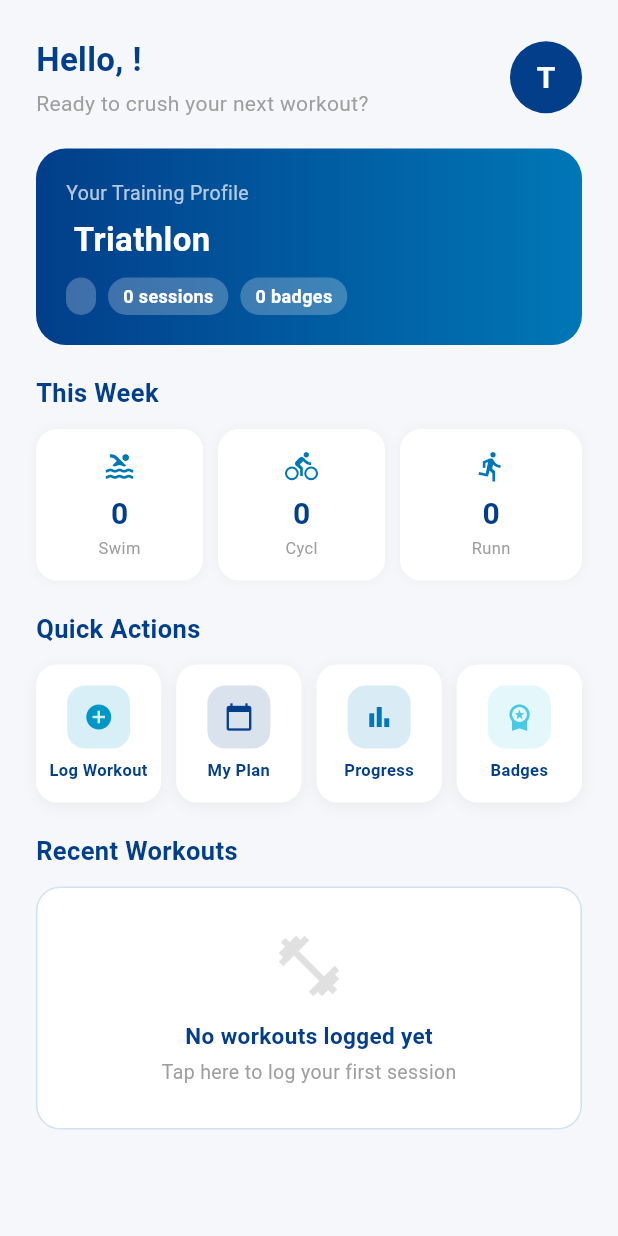
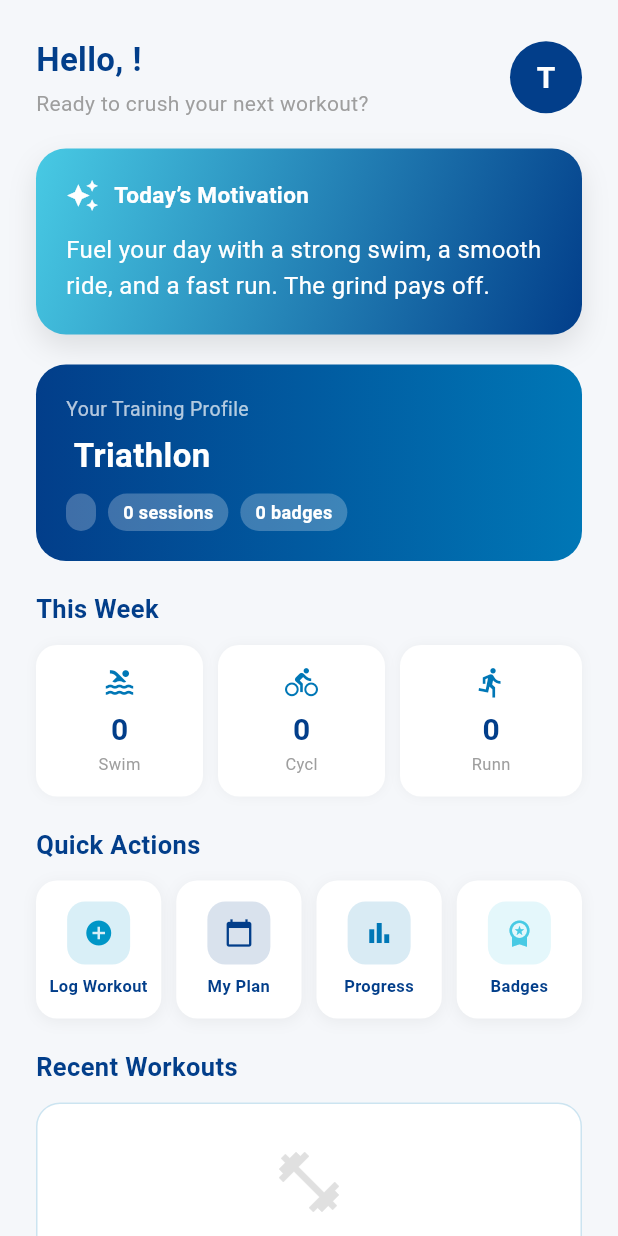
Before and after one commit to Ashfaaq-cmd/TrISync, a Flutter app: the _HomeDashboard screen opened directly with empty values, on a phone screen of 412 x 824 dp. Run offline on Flutter 3.47's test engine with Material 3 defaults, Android fonts, the phone set to English and light mode, and no system bars; our stand-ins replace fl_chart, flutter_local_notifications, lottie, shared_preferences, timezone; accounts and stored records are empty; network calls fail.

Commit message:
Added Notification

```diff
--- a/lib/screens/home_screen.dart
+++ b/lib/screens/home_screen.dart
@@ -3,6 +3,7 @@
 import '../models/user_profile.dart';
 import '../models/workout.dart';
 import '../models/badge_model.dart';
+import '../services/notification_service.dart';
 import 'log_workout_screen.dart';
 import 'plan_screen.dart';
 import 'progress_screen.dart';
@@ -84,7 +85,7 @@
   }
 }
 
-// ── Home Dashboard ────────────────────────────────────────
+//  Home Dashboard
 class _HomeDashboard extends StatelessWidget {
   final void Function(int) onNavigate;
   const _HomeDashboard({required this.onNavigate});
@@ -103,7 +104,7 @@
           child: Column(
             crossAxisAlignment: CrossAxisAlignment.start,
             children: [
-              // ── Header ──────────────────────────────────
+              // Header
               Row(
                 mainAxisAlignment: MainAxisAlignment.spaceBetween,
                 children: [
@@ -149,7 +150,12 @@
 
               const SizedBox(height: 20),
 
-              // ── Profile card ─────────────────────────────
+              // ── Motivate with a daily quote
+              const _DailyMotivationCard(),
+
+              const SizedBox(height: 20),
+
+              // ── Profile card
               Container(
                 width: double.infinity,
                 padding: const EdgeInsets.all(20),
@@ -191,7 +197,7 @@
 
               const SizedBox(height: 20),
 
-              // ── This week summary ────────────────────────
+              // ── This week summary
               const Text(
                 'This Week',
                 style: TextStyle(
@@ -254,7 +260,7 @@
 
               const SizedBox(height: 20),
 
-              // ── Quick actions ────────────────────────────
+              // ── Quick actions
               const Text(
                 'Quick Actions',
                 style: TextStyle(
@@ -347,6 +353,93 @@
       ),
     ),
   );
+}
+
+class _DailyMotivationCard extends StatefulWidget {
+  const _DailyMotivationCard();
+
+  @override
+  State<_DailyMotivationCard> createState() => _DailyMotivationCardState();
+}
+
+class _DailyMotivationCardState extends State<_DailyMotivationCard> {
+  late Future<String> _quoteFuture;
+
+  @override
+  void initState() {
+    super.initState();
+    _quoteFuture = NotificationService.instance.getDailyQuote();
+  }
+
+  @override
+  Widget build(BuildContext context) {
+    return FutureBuilder<String>(
+      future: _quoteFuture,
+      builder: (context, snapshot) {
+        final quote = snapshot.data;
+        return Container(
+          width: double.infinity,
+          padding: const EdgeInsets.all(20),
+          decoration: BoxDecoration(
+            gradient: const LinearGradient(
+              begin: Alignment.topLeft,
+              end: Alignment.bottomRight,
+              colors: [Color(0xFF48CAE4), Color(0xFF023E8A)],
+            ),
+            borderRadius: BorderRadius.circular(20),
+            boxShadow: [
+              BoxShadow(
+                color: Colors.black.withValues(alpha: 0.1),
+                blurRadius: 16,
+                offset: const Offset(0, 8),
+              ),
+            ],
+          ),
+          child: Column(
+            crossAxisAlignment: CrossAxisAlignment.start,
+            children: [
+              Row(
+                children: const [
+                  Icon(Icons.auto_awesome, color: Colors.white, size: 22),
+                  SizedBox(width: 10),
+                  Expanded(
+                    child: Text(
+                      'Today’s Motivation',
+                      style: TextStyle(
+                        fontSize: 15,
+                        fontWeight: FontWeight.bold,
+                        color: Colors.white,
+                      ),
+                    ),
+                  ),
+                ],
+              ),
+              const SizedBox(height: 14),
+              if (snapshot.connectionState == ConnectionState.waiting)
+                const SizedBox(
+                  height: 72,
+                  child: Center(
+                    child: CircularProgressIndicator(
+                      valueColor: AlwaysStoppedAnimation<Color>(Colors.white),
+                    ),
+                  ),
+                )
+              else
+                Text(
+                  quote ??
+                      'Fuel your day with a strong swim, a smooth ride, and a fast run. The grind pays off.',
+                  style: const TextStyle(
+                    fontSize: 16,
+                    color: Colors.white,
+                    height: 1.5,
+                  ),
+                ),
+            ],
+          ),
+        );
+      },
+    );
+  }
 }
 
 // ── Empty state when no workouts logged yet ───────────────
--- a/lib/services/notification_service.dart
+++ b/lib/services/notification_service.dart
@@ -2,6 +2,7 @@
 import 'package:flutter/material.dart';
 import 'package:flutter_local_notifications/flutter_local_notifications.dart';
 import 'package:http/http.dart' as http;
+import 'package:shared_preferences/shared_preferences.dart';
 import 'package:timezone/timezone.dart' as tz;
 import 'package:timezone/data/latest.dart' as tz_data;
 
@@ -11,6 +12,9 @@
 
   final FlutterLocalNotificationsPlugin _plugin =
       FlutterLocalNotificationsPlugin();
+
+  static const _dailyQuoteTextKey = 'dailyQuoteText';
+  static const _dailyQuoteDateKey = 'dailyQuoteDate';
 
   bool _initialized = false;
 
@@ -73,6 +77,24 @@
     ];
     fallbacks.shuffle();
     return fallbacks.first;
+  }
+
+  Future<String> getDailyQuote() async {
+    final prefs = await SharedPreferences.getInstance();
+    final storedQuote = prefs.getString(_dailyQuoteTextKey);
+    final storedDate = prefs.getString(_dailyQuoteDateKey);
+
+    final today = DateTime.now();
+    final todayKey = '${today.year}-${today.month}-${today.day}';
+
+    if (storedQuote != null && storedDate == todayKey) {
+      return storedQuote;
+    }
+
+    final quote = await _fetchQuote();
+    await prefs.setString(_dailyQuoteTextKey, quote);
+    await prefs.setString(_dailyQuoteDateKey, todayKey);
+    return quote;
   }
 
   // ── Schedule daily notification at a given time
```
Also changed, not shown: lib/screens/onboarding/goal_selection_screen.dart (+30 -5 lines).
